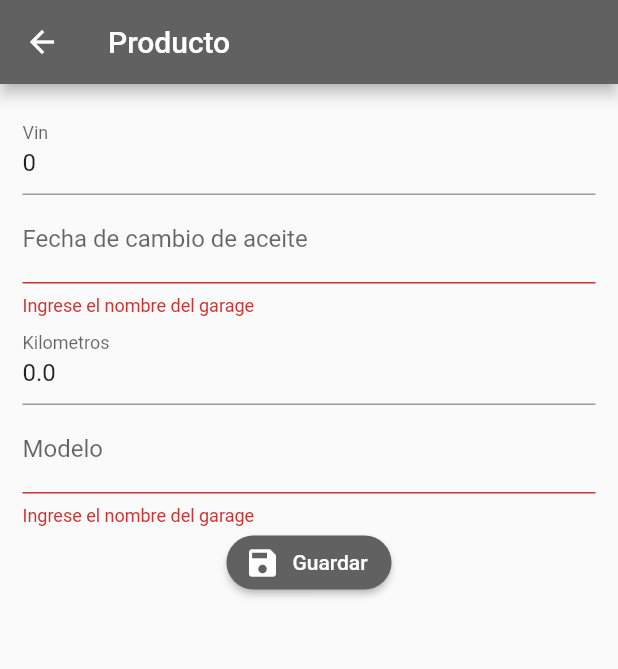
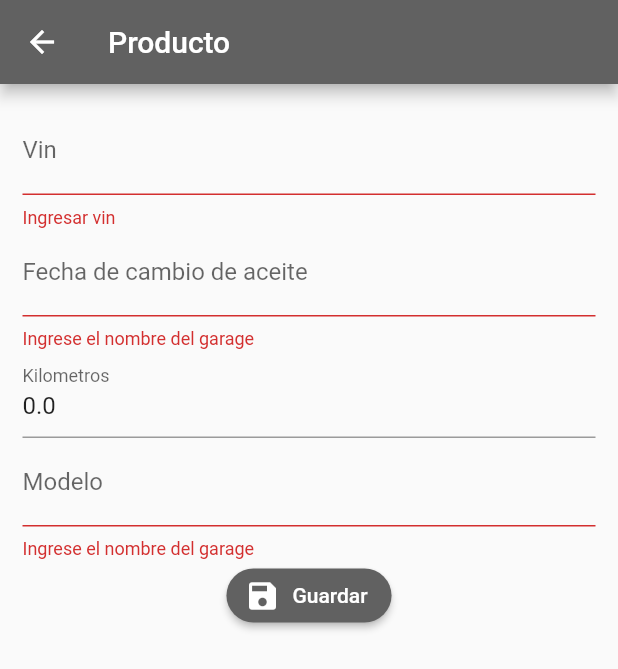
Before and after one commit to cezero5/Integrador-2.0, a Flutter app: the HojaVidaMisVehiculosPage screen opened by its route, after a tap on "Guardar", on a phone screen of 412 x 824 dp. Shown: the top 669 px of the screen. Run offline on Flutter 3.47's test engine with Material 2 defaults, Android fonts, the phone set to English and light mode, and no system bars; our stand-ins replace rxdart, shared_preferences; missing offline and left inert: mime_type; accounts and stored records are empty; statements that could not run were skipped.

Commit message:
proyecto 5.0

```diff
--- a/lib/src/models/garage_model.dart
+++ b/lib/src/models/garage_model.dart
@@ -7,14 +7,14 @@ String garageModelToJson(GarageModel data) => json.encode(data.toJson());
 
 class GarageModel {
   String id;
-  int vin;
+  String vin;
   double kilometros;
   String fecha;
   String modelo;
 
   GarageModel({
     this.id = '',
-    this.vin = 0,
+    this.vin = '',
     this.kilometros = 0.0,
     this.fecha = '',
     this.modelo = '',
@@ -29,7 +29,7 @@ class GarageModel {
       );
 
   Map<String, dynamic> toJson() => {
-        // "name": name,
+        //"id": id,
         "vin": vin,
         "kilometros": kilometros,
         "fecha": fecha,
--- a/lib/src/models/producto_model.dart
+++ b/lib/src/models/producto_model.dart
@@ -17,7 +17,7 @@ class ProductoModel {
   String fotoUrl;
   int stock;
   String descripcion;
-  int vin;
+  String vin;
 
   ProductoModel({
     this.id,
@@ -27,7 +27,7 @@ class ProductoModel {
     this.fotoUrl,
     this.stock = 0,
     this.descripcion = '',
-    this.vin = 0,
+    this.vin = '',
   });
 
   factory ProductoModel.fromJson(Map<String, dynamic> json) =>
@@ -43,7 +43,7 @@ class ProductoModel {
       );
 
   Map<String, dynamic> toJson() => {
-        // "id"         : id,
+        //"id": id,
         "titulo": titulo,
         "valor": valor,
         "disponible": disponible,
--- a/lib/src/pages/detalle_page.dart
+++ b/lib/src/pages/detalle_page.dart
@@ -69,6 +69,9 @@ class PageDetalle extends StatelessWidget {
                   overflow: TextOverflow.ellipsis),
             ],
           ),
+          SizedBox(height: 10.0),
+          Text('Vin: ${producto.vin}',
+              style: TextStyle(fontSize: 23), overflow: TextOverflow.ellipsis),
         ],
       ),
     );
--- a/lib/src/pages/garage_page.dart
+++ b/lib/src/pages/garage_page.dart
@@ -13,7 +13,7 @@ class _GaragePageState extends State<GaragePage> {
   @override
   Widget build(BuildContext context) {
     final garageBloc = Provider.garageBloc(context);
-    garageBloc.cargarProductos();
+    garageBloc.cargarGarage();
 
     return Scaffold(
       appBar: AppBar(
--- a/lib/src/pages/hoja_vida_mis_vehiculos_page.dart
+++ b/lib/src/pages/hoja_vida_mis_vehiculos_page.dart
@@ -3,8 +3,9 @@ import 'dart:io';
 import 'package:flutter/material.dart';
 import 'package:formvalidation/src/bloc/garage_bloc.dart';
 import 'package:formvalidation/src/bloc/provider.dart';
+
 import 'package:formvalidation/src/models/garage_model.dart';
-import 'package:formvalidation/src/providers/garage_provider.dart';
+
 import 'package:formvalidation/src/utils/utils.dart' as utils;
 
 class HojaVidaMisVehiculosPage extends StatefulWidget {
@@ -14,21 +15,20 @@ class HojaVidaMisVehiculosPage extends StatefulWidget {
 
 class _HojaVidaMisVehiculosPage extends State<HojaVidaMisVehiculosPage> {
   final formKey = GlobalKey<FormState>();
+
   final scaffoldKey = GlobalKey<ScaffoldState>();
 
   GarageBloc garageBloc;
   GarageModel garage = new GarageModel();
-  GarageProvider garageProvider = new GarageProvider();
   bool _guardando = false;
-  File foto;
 
   @override
   Widget build(BuildContext context) {
     garageBloc = Provider.garageBloc(context);
 
-    final GarageModel prodData = ModalRoute.of(context).settings.arguments;
-    if (prodData != null) {
-      garage = prodData;
+    final GarageModel garageData = ModalRoute.of(context).settings.arguments;
+    if (garageData != null) {
+      garage = garageData;
     }
 
     return Scaffold(
@@ -91,15 +91,15 @@ class _HojaVidaMisVehiculosPage extends State<HojaVidaMisVehiculosPage> {
 
   Widget _crearVin() {
     return TextFormField(
-      initialValue: garage.vin.toString(),
+      initialValue: garage.vin,
       keyboardType: TextInputType.numberWithOptions(decimal: false),
       decoration: InputDecoration(labelText: 'Vin'),
-      onSaved: (value) => garage.vin = int.parse(value),
+      onSaved: (value) => garage.vin = value,
       validator: (value) {
-        if (utils.isNumeric(value)) {
+        if (value.length < 3) {
+          return 'Ingresar vin';
+        } else {
           return null;
-        } else {
-          return 'Sólo números';
         }
       },
     );
@@ -142,7 +142,7 @@ class _HojaVidaMisVehiculosPage extends State<HojaVidaMisVehiculosPage> {
     });
 
     if (garage.id == null) {
-      garageProvider.crearGarage(garage);
+      garageBloc.agregarGarage(garage);
     } else {
       garageBloc.editarGarage(garage);
     }
```
Also changed, not shown: lib/src/bloc/garage_bloc.dart (+4 -6 lines), lib/src/pages/tab_control_page.dart (+23 -12 lines), lib/src/providers/garage_provider.dart (+12 -15 lines), lib/src/providers/productos_provider.dart (+8 -8 lines), 1 other file.
